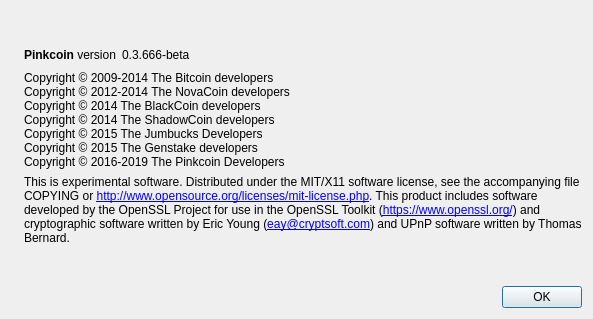
Before: the Qt Designer form src/qt/forms/aboutdialog.ui in Pink2Dev/Pink2, drawn with Qt 5.
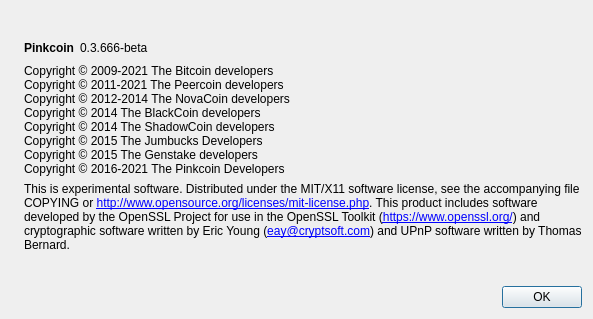
After: the same form once the commit is applied. Icons and pictures are not drawn.

Commit message: gui: Update Copyright year in About Dialog  - With all the mentions perhaps the most important was missing    * Peercoin invented Proof of Stake - It is known.

```diff
--- a/src/qt/forms/aboutdialog.ui
+++ b/src/qt/forms/aboutdialog.ui
@@ -50,7 +50,7 @@
           <cursorShape>IBeamCursor</cursorShape>
          </property>
          <property name="text">
-          <string>&lt;b&gt;Pinkcoin&lt;/b&gt; version</string>
+          <string>&lt;b&gt;Pinkcoin&lt;/b&gt;</string>
          </property>
          <property name="textInteractionFlags">
           <set>Qt::LinksAccessibleByMouse|Qt::TextSelectableByKeyboard|Qt::TextSelectableByMouse</set>
@@ -91,7 +91,7 @@
         <cursorShape>IBeamCursor</cursorShape>
        </property>
        <property name="text">
-        <string>&lt;html&gt;&lt;body&gt;Copyright © 2009-2014 The Bitcoin developers&lt;br&gt;Copyright © 2012-2014 The NovaCoin developers&lt;br&gt;Copyright © 2014 The BlackCoin developers&lt;br&gt;Copyright © 2014 The ShadowCoin developers&lt;br&gt;Copyright © 2015 The Jumbucks Developers&lt;br&gt;Copyright © 2015 The Genstake developers&lt;br&gt;Copyright © 2016-2019 The Pinkcoin Developers&lt;/body&gt;&lt;/html&gt;</string>
+        <string>&lt;html&gt;&lt;head/&gt;&lt;body&gt;&lt;p&gt;Copyright © 2009-2021 The Bitcoin developers&lt;br/&gt;Copyright © 2011-2021 The Peercoin developers&lt;br/&gt;Copyright © 2012-2014 The NovaCoin developers&lt;br/&gt;Copyright © 2014 The BlackCoin developers&lt;br/&gt;Copyright © 2014 The ShadowCoin developers&lt;br/&gt;Copyright © 2015 The Jumbucks Developers&lt;br/&gt;Copyright © 2015 The Genstake developers&lt;br/&gt;Copyright © 2016-2021 The Pinkcoin Developers&lt;/p&gt;&lt;/body&gt;&lt;/html&gt;</string>
        </property>
        <property name="textInteractionFlags">
         <set>Qt::LinksAccessibleByMouse|Qt::TextSelectableByKeyboard|Qt::TextSelectableByMouse</set>
```
